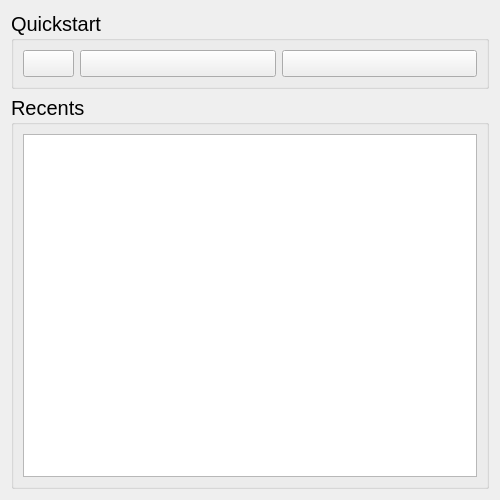
First picture: the form in src/ui/quickstart.ui, repository cwainwright/BSMS, before the edit.
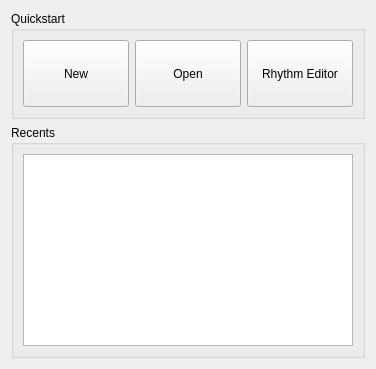
Second picture: the form after the edit. Icons and pictures are not drawn.

Diff of the .ui file:
```diff
--- a/src/ui/quickstart.ui
+++ b/src/ui/quickstart.ui
@@ -9,8 +9,8 @@
    <rect>
     <x>0</x>
     <y>0</y>
-    <width>500</width>
-    <height>500</height>
+    <width>376</width>
+    <height>369</height>
    </rect>
   </property>
   <property name="sizePolicy">
@@ -19,50 +19,26 @@
     <verstretch>0</verstretch>
    </sizepolicy>
   </property>
-  <property name="minimumSize">
-   <size>
-    <width>500</width>
-    <height>500</height>
-   </size>
-  </property>
-  <property name="maximumSize">
-   <size>
-    <width>500</width>
-    <height>500</height>
-   </size>
-  </property>
   <property name="windowTitle">
    <string>Form</string>
   </property>
   <layout class="QVBoxLayout" name="verticalLayout">
    <item>
     <widget class="QGroupBox" name="quickstartGroupbox">
-     <property name="font">
-      <font>
-       <family>Segoe UI</family>
-       <pointsize>15</pointsize>
-      </font>
-     </property>
      <property name="title">
       <string>Quickstart</string>
      </property>
      <layout class="QHBoxLayout" name="horizontalLayout">
       <item>
-       <widget class="QPushButton" name="newProjectButton">
+       <widget class="QToolButton" name="new_project_button">
         <property name="sizePolicy">
-         <sizepolicy hsizetype="Fixed" vsizetype="Fixed">
+         <sizepolicy hsizetype="MinimumExpanding" vsizetype="MinimumExpanding">
           <horstretch>0</horstretch>
           <verstretch>0</verstretch>
          </sizepolicy>
         </property>
-        <property name="font">
-         <font>
-          <pointsize>12</pointsize>
-          <strikeout>false</strikeout>
-         </font>
-        </property>
         <property name="text">
-         <string/>
+         <string>New</string>
         </property>
         <property name="icon">
          <iconset resource="resources.qrc">
@@ -70,21 +46,25 @@
         </property>
         <property name="iconSize">
          <size>
-          <width>128</width>
-          <height>128</height>
+          <width>64</width>
+          <height>64</height>
          </size>
         </property>
+        <property name="toolButtonStyle">
+         <enum>Qt::ToolButtonTextUnderIcon</enum>
+        </property>
        </widget>
       </item>
       <item>
-       <widget class="QPushButton" name="openProjectButton">
-        <property name="font">
-         <font>
-          <pointsize>12</pointsize>
-         </font>
+       <widget class="QToolButton" name="open_project_button">
+        <property name="sizePolicy">
+         <sizepolicy hsizetype="MinimumExpanding" vsizetype="MinimumExpanding">
+          <horstretch>0</horstretch>
+          <verstretch>0</verstretch>
+         </sizepolicy>
         </property>
         <property name="text">
-         <string/>
+         <string>Open</string>
         </property>
         <property name="icon">
          <iconset resource="resources.qrc">
@@ -93,24 +73,28 @@
         </property>
         <property name="iconSize">
          <size>
-          <width>128</width>
-          <height>128</height>
+          <width>64</width>
+          <height>64</height>
          </size>
         </property>
+        <property name="toolButtonStyle">
+         <enum>Qt::ToolButtonTextUnderIcon</enum>
+        </property>
        </widget>
       </item>
       <item>
-       <widget class="QPushButton" name="rhythmEditorButton">
+       <widget class="QToolButton" name="rhythm_editor_button">
         <property name="enabled">
          <bool>true</bool>
         </property>
-        <property name="font">
-         <font>
-          <pointsize>12</pointsize>
-         </font>
+        <property name="sizePolicy">
+         <sizepolicy hsizetype="MinimumExpanding" vsizetype="MinimumExpanding">
+          <horstretch>0</horstretch>
+          <verstretch>0</verstretch>
+         </sizepolicy>
         </property>
         <property name="text">
-         <string/>
+         <string>Rhythm Editor</string>
         </property>
         <property name="icon">
          <iconset resource="resources.qrc">
@@ -119,10 +103,13 @@
         </property>
         <property name="iconSize">
          <size>
-          <width>128</width>
-          <height>128</height>
+          <width>64</width>
+          <height>64</height>
          </size>
         </property>
+        <property name="toolButtonStyle">
+         <enum>Qt::ToolButtonTextUnderIcon</enum>
+        </property>
        </widget>
       </item>
      </layout>
@@ -130,25 +117,12 @@
    </item>
    <item>
     <widget class="QGroupBox" name="recentsGroupbox">
-     <property name="font">
-      <font>
-       <family>Segoe UI</family>
-       <pointsize>15</pointsize>
-      </font>
-     </property>
      <property name="title">
       <string>Recents</string>
      </property>
      <layout class="QGridLayout" name="gridLayout">
       <item row="0" column="0">
-       <widget class="QListWidget" name="recentsListWidget">
-        <property name="font">
-         <font>
-          <family>Segoe UI</family>
-          <pointsize>10</pointsize>
-         </font>
-        </property>
-       </widget>
+       <widget class="QListWidget" name="recents_list_widget"/>
       </item>
      </layout>
     </widget>
```
Left out of the diff: 6 changed lines with no effect on the pictures.
